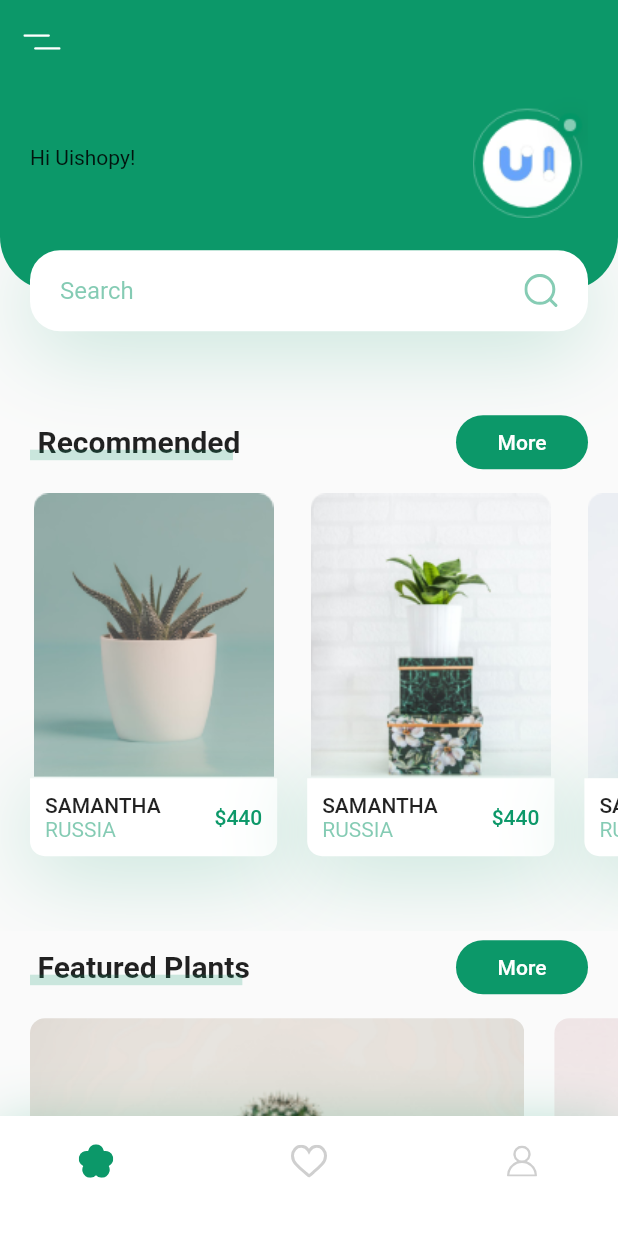
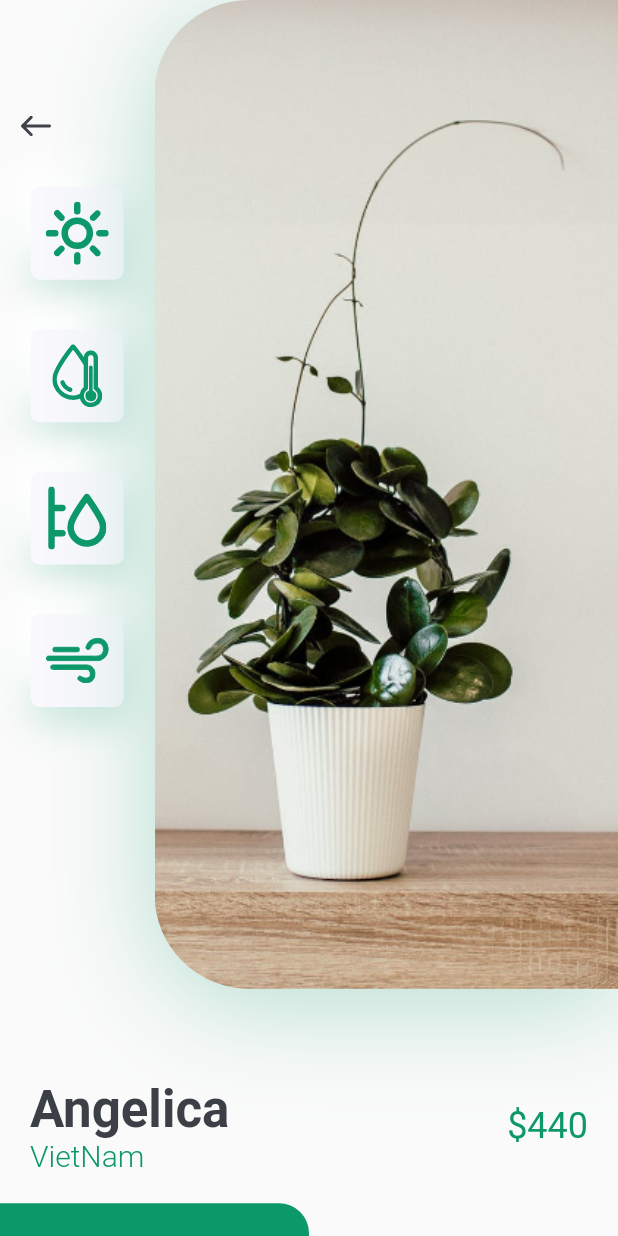
Before and after one commit to hailyna93/Tree-App, a Flutter app: the screen it shows after launch, after a tap on an icon or button, on a phone screen of 412 x 824 dp. Run offline on Flutter 3.47's test engine with Material 2 defaults, Android fonts, the phone set to English and light mode, and no system bars; our stand-ins replace flutter_svg.

Commit message:
Detail Screen

```diff
--- /dev/null
+++ b/tree_app/lib/screens/details/components/detail_body.dart
@@ -0,0 +1,52 @@
+import 'package:flutter/material.dart';
+import 'package:tree_app/constants.dart';
+import 'package:tree_app/screens/details/components/image_icon_card.dart';
+import 'package:tree_app/screens/details/components/title_and_price.dart';
+
+class DetailBody extends StatelessWidget {
+  @override
+  Widget build(BuildContext context) {
+    Size size = MediaQuery.of(context).size;
+    return ListView(
+      children: <Widget>[
+        ImageIconCard(),
+        TitleAndPrice(
+          title: "Angelica",
+          country: "VietNam",
+          price: 440,
+        ),
+        SizedBox(
+          height: kDefaultPadding,
+        ),
+        Row(
+          children: <Widget>[
+            SizedBox(
+              width: size.width / 2,
+              height: 84,
+              child: FlatButton(
+                shape: RoundedRectangleBorder(
+                    borderRadius:
+                        BorderRadius.only(topRight: Radius.circular(20))),
+                child: Text(
+                  "Buy now",
+                  style: TextStyle(color: Colors.white, fontSize: 16),
+                ),
+                onPressed: () {},
+                color: kPrimaryColor,
+              ),
+            ),
+            Expanded(
+              child: FlatButton(
+                onPressed: () {},
+                child: Text("Decription"),
+              ),
+            )
+          ],
+        ),
+        SizedBox(
+          height: kDefaultPadding * 2,
+        )
+      ],
+    );
+  }
+}
--- /dev/null
+++ b/tree_app/lib/screens/details/components/icon_card.dart
@@ -0,0 +1,32 @@
+import 'package:flutter/material.dart';
+import 'package:flutter_svg/flutter_svg.dart';
+import 'package:tree_app/constants.dart';
+
+class IconCard extends StatelessWidget {
+  const IconCard({Key key, this.icon}) : super(key: key);
+
+  final String icon;
+
+  @override
+  Widget build(BuildContext context) {
+    Size size = MediaQuery.of(context).size;
+    return Container(
+      margin: EdgeInsets.symmetric(vertical: size.height * 0.02),
+      padding: EdgeInsets.all(kDefaultPadding / 2),
+      height: 62,
+      width: 62,
+      decoration: BoxDecoration(
+          color: kBackgroundColor,
+          borderRadius: BorderRadius.circular(6),
+          boxShadow: [
+            BoxShadow(
+                offset: Offset(1, 10),
+                blurRadius: 22,
+                color: kPrimaryColor.withOpacity(0.22)),
+            BoxShadow(
+                offset: Offset(-15, -15), blurRadius: 20, color: Colors.white)
+          ]),
+      child: SvgPicture.asset(icon),
+    );
+  }
+}
--- /dev/null
+++ b/tree_app/lib/screens/details/components/image_icon_card.dart
@@ -0,0 +1,74 @@
+import 'package:flutter/material.dart';
+import 'package:flutter_svg/flutter_svg.dart';
+import 'package:tree_app/constants.dart';
+import 'package:tree_app/screens/details/components/icon_card.dart';
+
+class ImageIconCard extends StatelessWidget {
+  const ImageIconCard({
+    Key key,
+  }) : super(key: key);
+
+  @override
+  Widget build(BuildContext context) {
+    Size size = MediaQuery.of(context).size;
+    return Padding(
+      padding: const EdgeInsets.only(bottom: kDefaultPadding * 3),
+      child: SizedBox(
+        height: size.height * 0.8,
+        child: Row(
+          children: <Widget>[
+            Expanded(
+              child: Padding(
+                padding:
+                    const EdgeInsets.symmetric(vertical: kDefaultPadding * 3),
+                child: Column(
+                  children: <Widget>[
+                    Align(
+                      alignment: Alignment.topLeft,
+                      child: IconButton(
+                        icon: SvgPicture.asset("assets/icons/back_arrow.svg"),
+                        onPressed: () {
+                          Navigator.pop(context);
+                        },
+                      ),
+                    ),
+                    IconCard(
+                      icon: "assets/icons/sun.svg",
+                    ),
+                    IconCard(
+                      icon: "assets/icons/icon_2.svg",
+                    ),
+                    IconCard(
+                      icon: "assets/icons/icon_3.svg",
+                    ),
+                    IconCard(
+                      icon: "assets/icons/icon_4.svg",
+                    )
+                  ],
+                ),
+              ),
+            ),
+            Container(
+              height: size.height * 0.8,
+              width: size.width * 0.75,
+              decoration: BoxDecoration(
+                  borderRadius: BorderRadius.only(
+                      topLeft: Radius.circular(63),
+                      bottomLeft: Radius.circular(63)),
+                  boxShadow: [
+                    BoxShadow(
+                        offset: Offset(0, 10),
+                        blurRadius: 60,
+                        color: kPrimaryColor.withOpacity(0.29))
+                  ],
+                  image: DecorationImage(
+                      alignment: Alignment.centerLeft,
+                      fit: BoxFit.cover,
+                      image: AssetImage("assets/images/img.png"))),
+            )
+          ],
+        ),
+      ),
+    );
+  }
+}
--- /dev/null
+++ b/tree_app/lib/screens/details/components/title_and_price.dart
@@ -0,0 +1,41 @@
+import 'package:flutter/material.dart';
+import 'package:tree_app/constants.dart';
+
+class TitleAndPrice extends StatelessWidget {
+  const TitleAndPrice({Key key, this.title, this.country, this.price})
+      : super(key: key);
+
+  final String title, country;
+  final int price;
+
+  @override
+  Widget build(BuildContext context) {
+    return Padding(
+      padding: const EdgeInsets.symmetric(horizontal: kDefaultPadding),
+      child: Row(
+        children: <Widget>[
+          RichText(
+            text: TextSpan(children: [
+              TextSpan(
+                  text: "$title\n",
+                  style: Theme.of(context).textTheme.headline4.copyWith(
+                      color: kTextColor, fontWeight: FontWeight.bold)),
+              TextSpan(
+                  text: "$country",
+                  style: TextStyle(
+                      fontSize: 20,
+                      fontWeight: FontWeight.w300,
+                      color: kPrimaryColor))
+            ]),
+          ),
+          Spacer(),
+          Text("\$$price",
+              style: Theme.of(context)
+                  .textTheme
+                  .headline5
+                  .copyWith(color: kPrimaryColor))
+        ],
+      ),
+    );
+  }
+}
--- a/tree_app/lib/screens/details/details_screen.dart
+++ b/tree_app/lib/screens/details/details_screen.dart
@@ -0,0 +1,11 @@
+import 'package:flutter/material.dart';
+import 'package:tree_app/screens/details/components/detail_body.dart';
+
+class DetailScreen extends StatelessWidget {
+  @override
+  Widget build(BuildContext context) {
+    return Scaffold(
+      body: DetailBody(),
+    );
+  }
+}
--- a/tree_app/lib/screens/home/components/recommend_tree.dart
+++ b/tree_app/lib/screens/home/components/recommend_tree.dart
@@ -1,5 +1,6 @@
 import 'package:flutter/material.dart';
 import 'package:tree_app/constants.dart';
+import 'package:tree_app/screens/details/details_screen.dart';
 
 class RecommendTree extends StatelessWidget {
   const RecommendTree({
@@ -17,21 +18,39 @@ class RecommendTree extends StatelessWidget {
             title: "Samantha",
             country: "Russia",
             price: 440,
-            press: () {},
+            press: () {
+              Navigator.push(
+                  context,
+                  MaterialPageRoute(
+                    builder: (context) => DetailScreen(),
+                  ));
+            },
           ),
           RecommendTreeCard(
             image: "assets/images/image_2.png",
             title: "Samantha",
             country: "Russia",
             price: 440,
-            press: () {},
+            press: () {
+              Navigator.push(
+                  context,
+                  MaterialPageRoute(
+                    builder: (context) => DetailScreen(),
+                  ));
+            },
           ),
           RecommendTreeCard(
             image: "assets/images/image_3.png",
             title: "Samantha",
             country: "Russia",
             price: 440,
-            press: () {},
+            press: () {
+              Navigator.push(
+                  context,
+                  MaterialPageRoute(
+                    builder: (context) => DetailScreen(),
+                  ));
+            },
           ),
         ],
       ),
```
